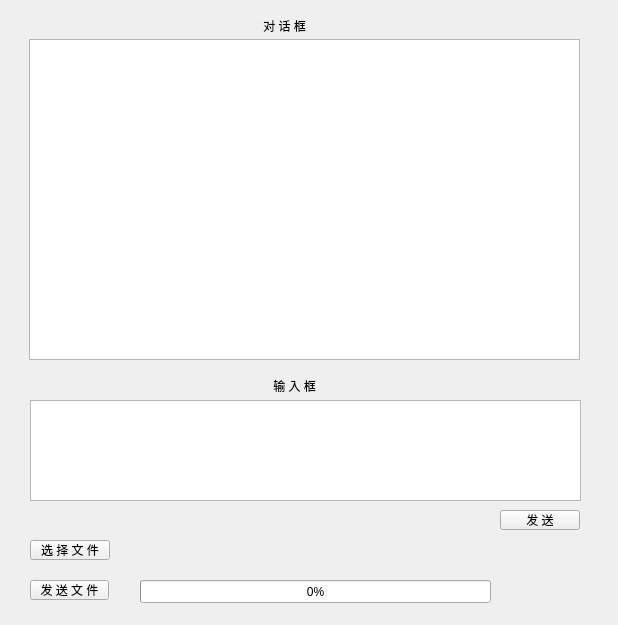
This is zmclient/dlog.ui in minghust/Mingssager as Qt 5 draws it before an edit. The edited form follows.
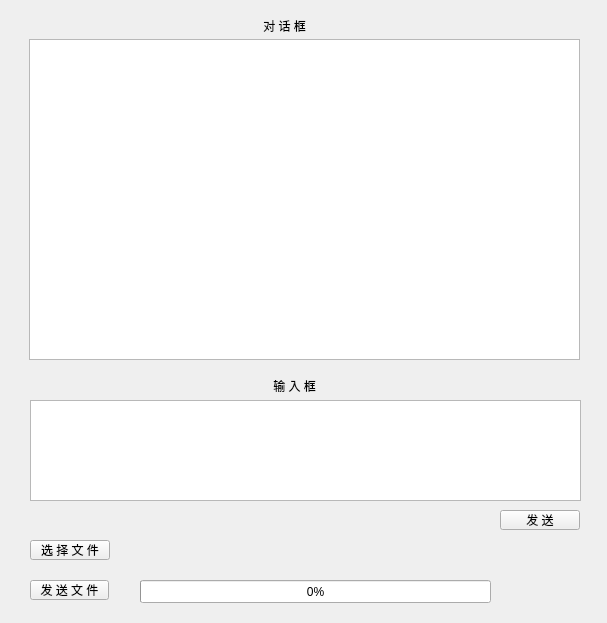
This is the edited form.

Patch:
```diff
--- a/zmclient/dlog.ui
+++ b/zmclient/dlog.ui
@@ -6,8 +6,8 @@
    <rect>
     <x>0</x>
     <y>0</y>
-    <width>618</width>
-    <height>625</height>
+    <width>607</width>
+    <height>623</height>
    </rect>
   </property>
   <property name="windowTitle">
```
